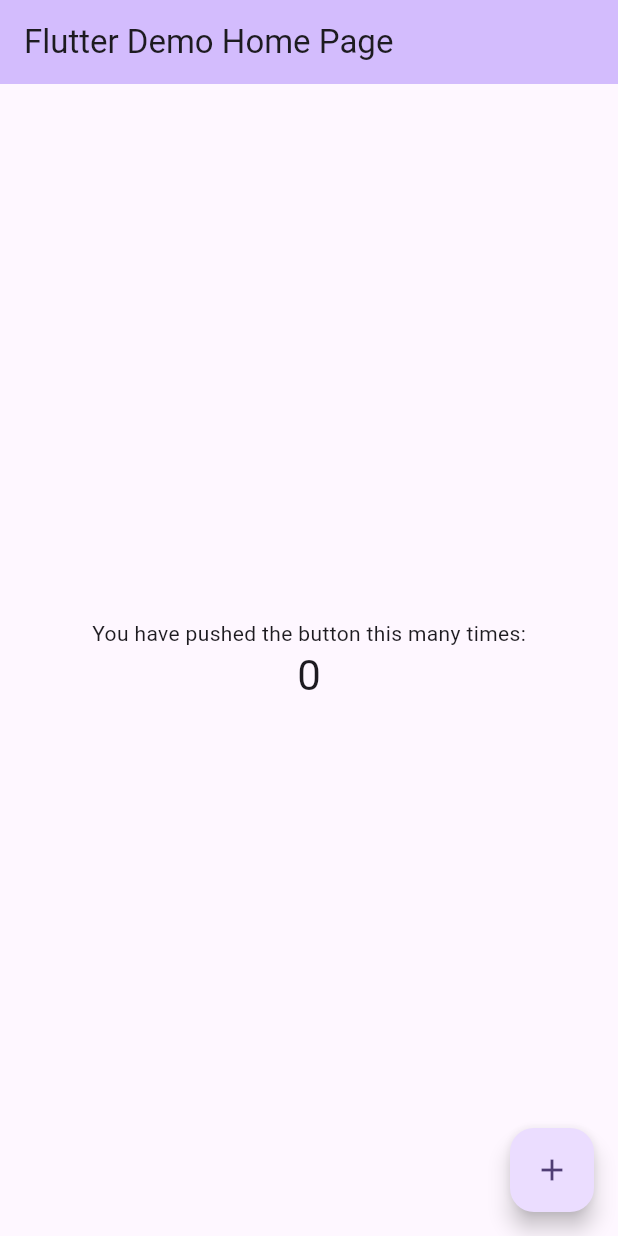
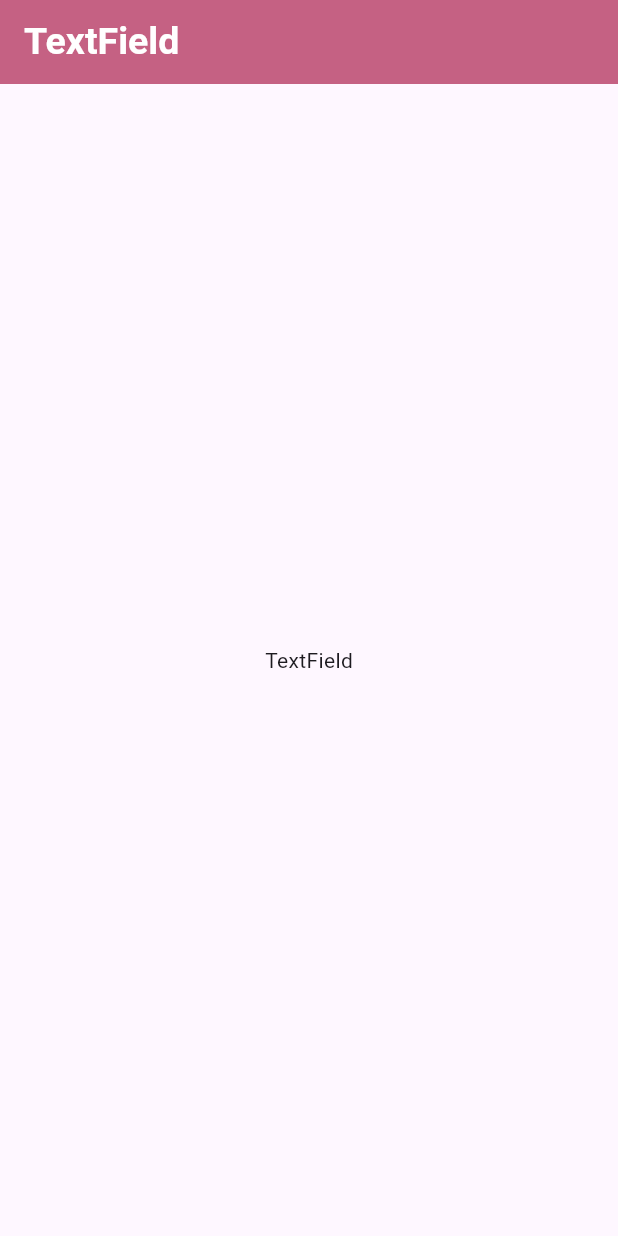
Before and after one commit to alhasann351/textfield, a Flutter app: the screen it shows after launch, on a phone screen of 412 x 824 dp. Run offline on Flutter 3.47's test engine with Material 3 defaults, Android fonts, the phone set to English and light mode, and no system bars; our stand-ins replace google_fonts; Roboto replaces fonts that are missing (Abel).

Commit message:
appbar added

```diff
--- a/lib/main.dart
+++ b/lib/main.dart
@@ -1,4 +1,5 @@
 import 'package:flutter/material.dart';
+import 'package:google_fonts/google_fonts.dart';
 
 void main() {
   runApp(const MyApp());
@@ -7,119 +8,44 @@ void main() {
 class MyApp extends StatelessWidget {
   const MyApp({super.key});
 
-  // This widget is the root of your application.
   @override
   Widget build(BuildContext context) {
     return MaterialApp(
-      title: 'Flutter Demo',
+      debugShowCheckedModeBanner: false,
       theme: ThemeData(
-        // This is the theme of your application.
-        //
-        // TRY THIS: Try running your application with "flutter run". You'll see
-        // the application has a purple toolbar. Then, without quitting the app,
-        // try changing the seedColor in the colorScheme below to Colors.green
-        // and then invoke "hot reload" (save your changes or press the "hot
-        // reload" button in a Flutter-supported IDE, or press "r" if you used
-        // the command line to start the app).
-        //
-        // Notice that the counter didn't reset back to zero; the application
-        // state is not lost during the reload. To reset the state, use hot
-        // restart instead.
-        //
-        // This works for code too, not just values: Most code changes can be
-        // tested with just a hot reload.
-        colorScheme: ColorScheme.fromSeed(seedColor: Colors.deepPurple),
-        useMaterial3: true,
+        primaryColor: const Color(0xFFC56183),
+        textTheme: GoogleFonts.abelTextTheme(),
       ),
-      home: const MyHomePage(title: 'Flutter Demo Home Page'),
+      home: const MyHomePage(),
     );
   }
 }
 
 class MyHomePage extends StatefulWidget {
-  const MyHomePage({super.key, required this.title});
-
-  // This widget is the home page of your application. It is stateful, meaning
-  // that it has a State object (defined below) that contains fields that affect
-  // how it looks.
-
-  // This class is the configuration for the state. It holds the values (in this
-  // case the title) provided by the parent (in this case the App widget) and
-  // used by the build method of the State. Fields in a Widget subclass are
-  // always marked "final".
-
-  final String title;
+  const MyHomePage({super.key});
 
   @override
   State<MyHomePage> createState() => _MyHomePageState();
 }
 
 class _MyHomePageState extends State<MyHomePage> {
-  int _counter = 0;
-
-  void _incrementCounter() {
-    setState(() {
-      // This call to setState tells the Flutter framework that something has
-      // changed in this State, which causes it to rerun the build method below
-      // so that the display can reflect the updated values. If we changed
-      // _counter without calling setState(), then the build method would not be
-      // called again, and so nothing would appear to happen.
-      _counter++;
-    });
-  }
-
   @override
   Widget build(BuildContext context) {
-    // This method is rerun every time setState is called, for instance as done
-    // by the _incrementCounter method above.
-    //
-    // The Flutter framework has been optimized to make rerunning build methods
-    // fast, so that you can just rebuild anything that needs updating rather
-    // than having to individually change instances of widgets.
     return Scaffold(
       appBar: AppBar(
-        // TRY THIS: Try changing the color here to a specific color (to
-        // Colors.amber, perhaps?) and trigger a hot reload to see the AppBar
-        // change color while the other colors stay the same.
-        backgroundColor: Theme.of(context).colorScheme.inversePrimary,
-        // Here we take the value from the MyHomePage object that was created by
-        // the App.build method, and use it to set our appbar title.
-        title: Text(widget.title),
-      ),
-      body: Center(
-        // Center is a layout widget. It takes a single child and positions it
-        // in the middle of the parent.
-        child: Column(
-          // Column is also a layout widget. It takes a list of children and
-          // arranges them vertically. By default, it sizes itself to fit its
-          // children horizontally, and tries to be as tall as its parent.
-          //
-          // Column has various properties to control how it sizes itself and
-          // how it positions its children. Here we use mainAxisAlignment to
-          // center the children vertically; the main axis here is the vertical
-          // axis because Columns are vertical (the cross axis would be
-          // horizontal).
-          //
-          // TRY THIS: Invoke "debug painting" (choose the "Toggle Debug Paint"
-          // action in the IDE, or press "p" in the console), to see the
-          // wireframe for each widget.
-          mainAxisAlignment: MainAxisAlignment.center,
-          children: <Widget>[
-            const Text(
-              'You have pushed the button this many times:',
-            ),
-            Text(
-              '$_counter',
-              style: Theme.of(context).textTheme.headlineMedium,
-            ),
-          ],
+        backgroundColor: Theme.of(context).primaryColor,
+        title: const Text(
+          'TextField',
+          style: TextStyle(
+            fontSize: 25,
+            fontWeight: FontWeight.bold,
+            color: Colors.white,
+          ),
         ),
       ),
-      floatingActionButton: FloatingActionButton(
-        onPressed: _incrementCounter,
-        tooltip: 'Increment',
-        child: const Icon(Icons.add),
-      ), // This trailing comma makes auto-formatting nicer for build methods.
+      body: const Center(
+        child: Text('TextField'),
+      ),
     );
   }
 }
--- a/pubspec.yaml
+++ b/pubspec.yaml
@@ -35,6 +35,7 @@ dependencies:
   # The following adds the Cupertino Icons font to your application.
   # Use with the CupertinoIcons class for iOS style icons.
   cupertino_icons: ^1.0.2
+  google_fonts:
 
 dev_dependencies:
   flutter_test:
```
Also changed, not shown: pubspec.lock.
